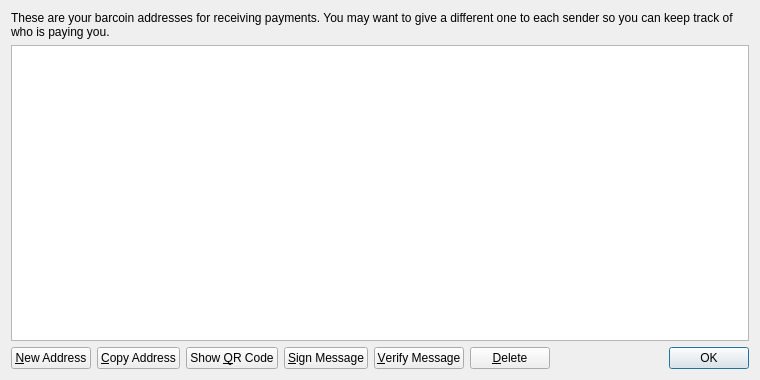
The window that src/qt/forms/addressbookpage.ui (JonoDev/Lootcoin) describes before a commit, drawn with Qt 5.
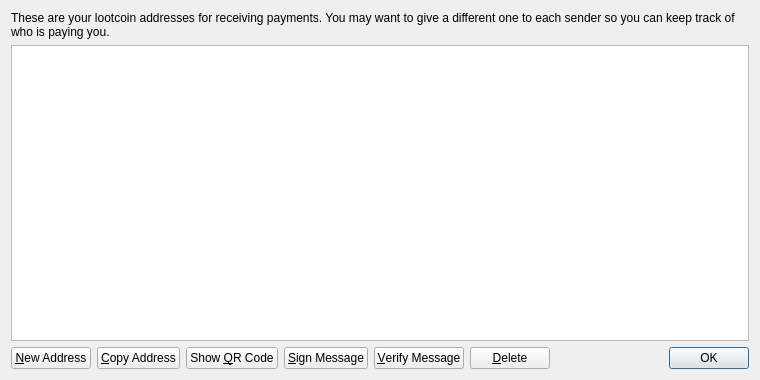
The same window after the commit. Icons and pictures are not drawn.

Commit message: The birth of Lootcoin

```diff
--- a/src/qt/forms/addressbookpage.ui
+++ b/src/qt/forms/addressbookpage.ui
@@ -17,7 +17,7 @@
    <item>
     <widget class="QLabel" name="labelExplanation">
      <property name="text">
-      <string>These are your barcoin addresses for receiving payments. You may want to give a different one to each sender so you can keep track of who is paying you.</string>
+      <string>These are your lootcoin addresses for receiving payments. You may want to give a different one to each sender so you can keep track of who is paying you.</string>
      </property>
      <property name="textFormat">
       <enum>Qt::PlainText</enum>
```
The commit also changes 63 other files.
